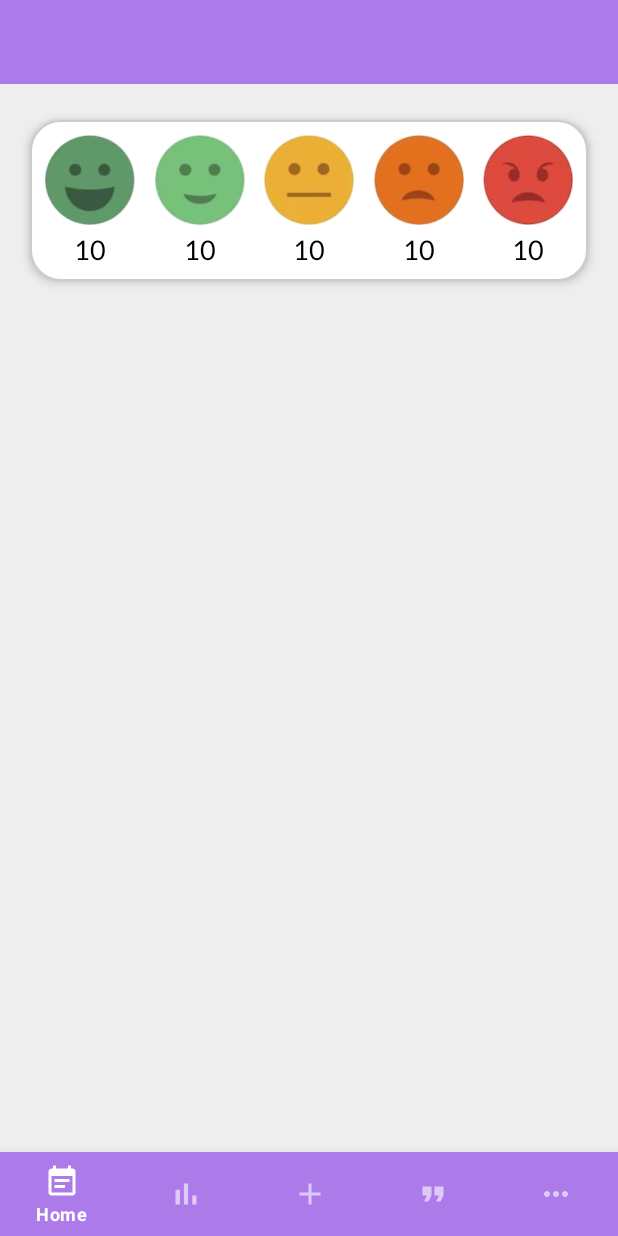
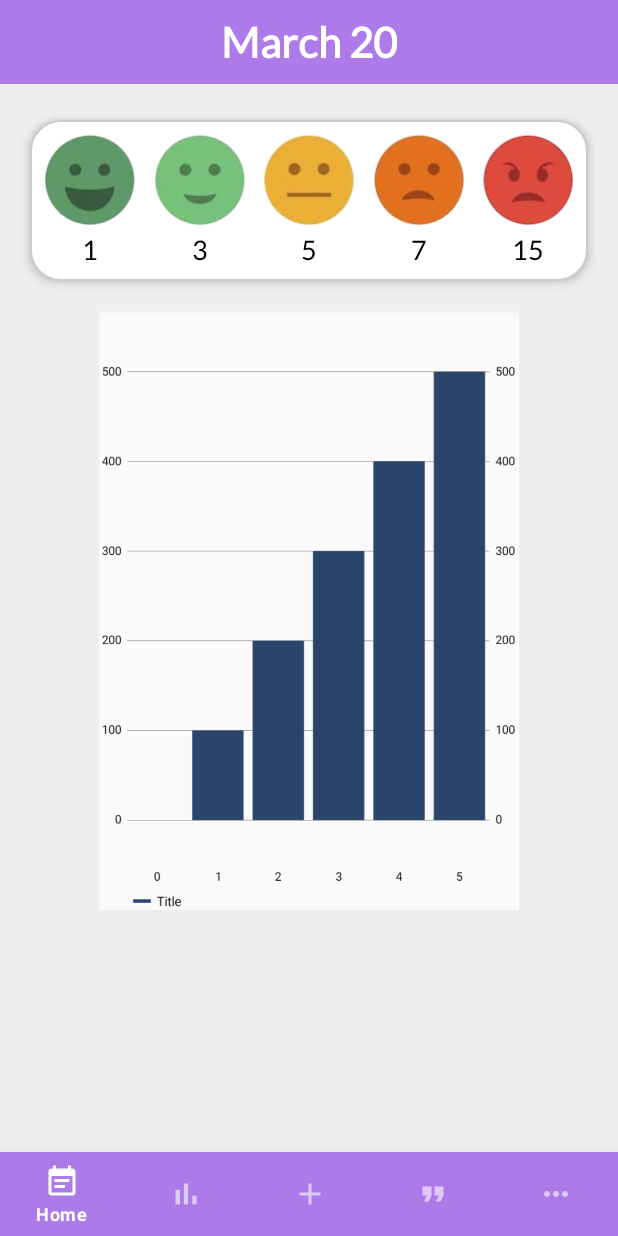
Before and after one commit to gabbycoloma/VibeSense, an Android app: the fragment Analytics placed in its activity, on a phone screen of 412 x 824 dp. Run offline under Robolectric (Android 15) with nearby library versions, the phone set to English and light mode, and no system bars.

Commit message:
Modify for mcdo3

```diff
--- a/app/src/main/java/com/s12/mobdeve/coloma/caballero/vibesense/RegisterActivity.kt
+++ b/app/src/main/java/com/s12/mobdeve/coloma/caballero/vibesense/RegisterActivity.kt
@@ -36,11 +36,11 @@ class RegisterActivity : AppCompatActivity() {
                         val goToLogin = Intent(applicationContext, LoginActivity::class.java)
                         startActivity(goToLogin)
                     }else{
-                        Toast.makeText(this, it.exception.toString(), Toast.LENGTH_SHORT)
+                        Toast.makeText(this, it.exception.toString(), Toast.LENGTH_SHORT).show()
                     }
                 }
             }else{
-                Toast.makeText(this, "Empty Fields are not allowed", Toast.LENGTH_SHORT)
+                Toast.makeText(this, "Empty Fields are not allowed", Toast.LENGTH_SHORT).show()
             }
         }
     }
--- a/app/src/main/res/layout/fragment_analytics.xml
+++ b/app/src/main/res/layout/fragment_analytics.xml
@@ -20,9 +20,24 @@
             app:layout_constraintEnd_toEndOf="parent"
             app:layout_constraintStart_toStartOf="parent"
             app:layout_constraintTop_toTopOf="parent">
+            <TextView
+                android:id="@+id/toolbar_title"
+                android:layout_width="wrap_content"
+                android:layout_height="wrap_content"
+                android:layout_gravity="center"
+                android:fontFamily="@font/lato"
+                android:text="March 20"
+                android:textColor="@color/white"
+                android:textFontWeight="800"
+                android:textSize="28sp" />
         </com.google.android.material.appbar.MaterialToolbar>
+
     </androidx.constraintlayout.widget.ConstraintLayout>
+    <androidx.constraintlayout.widget.ConstraintLayout
+        android:layout_width="match_parent"
+        android:layout_height="match_parent">
     <androidx.appcompat.widget.LinearLayoutCompat
+        android:id="@+id/emoji_layout"
         android:layout_width="match_parent"
         android:layout_height="wrap_content"
         android:layout_marginHorizontal="20dp"
@@ -30,7 +45,10 @@
         android:background="@drawable/customborder"
         android:clipToPadding="false"
         android:elevation="4dp"
-        android:padding="10dp">
+        android:padding="10dp"
+        app:layout_constraintLeft_toLeftOf="parent"
+        app:layout_constraintRight_toRightOf="parent"
+        app:layout_constraintTop_toTopOf="parent">
         <androidx.constraintlayout.widget.ConstraintLayout
             android:layout_width="match_parent"
             android:layout_height="match_parent">
@@ -50,7 +68,7 @@
                 android:fontFamily="@font/lato"
                 android:textColor="@color/black"
                 android:textSize="18sp"
-                android:text="10"
+                android:text="1"
                 app:layout_constraintTop_toBottomOf="@id/mood_emoji5"
                 app:layout_constraintStart_toStartOf="@id/mood_emoji5"
                 app:layout_constraintEnd_toEndOf="@id/mood_emoji5"/>
@@ -71,7 +89,7 @@
                 android:fontFamily="@font/lato"
                 android:textColor="@color/black"
                 android:textSize="18sp"
-                android:text="10"
+                android:text="3"
                 app:layout_constraintTop_toBottomOf="@id/mood_emoji4"
                 app:layout_constraintStart_toStartOf="@id/mood_emoji4"
                 app:layout_constraintEnd_toEndOf="@id/mood_emoji4"/>
@@ -92,7 +110,7 @@
                 android:fontFamily="@font/lato"
                 android:textColor="@color/black"
                 android:textSize="18sp"
-                android:text="10"
+                android:text="5"
                 app:layout_constraintTop_toBottomOf="@id/mood_emoji3"
                 app:layout_constraintStart_toStartOf="@id/mood_emoji3"
                 app:layout_constraintEnd_toEndOf="@id/mood_emoji3"/>
@@ -113,7 +131,7 @@
                 android:fontFamily="@font/lato"
                 android:textColor="@color/black"
                 android:textSize="18sp"
-                android:text="10"
+                android:text="7"
                 app:layout_constraintTop_toBottomOf="@id/mood_emoji2"
                 app:layout_constraintStart_toStartOf="@id/mood_emoji2"
                 app:layout_constraintEnd_toEndOf="@id/mood_emoji2"/>
@@ -133,7 +151,7 @@
                 android:fontFamily="@font/lato"
                 android:textColor="@color/black"
                 android:textSize="18sp"
-                android:text="10"
+                android:text="15"
                 app:layout_constraintTop_toBottomOf="@id/mood_emoji1"
                 app:layout_constraintStart_toStartOf="@id/mood_emoji1"
                 app:layout_constraintEnd_toEndOf="@id/mood_emoji1"/>
@@ -141,5 +159,16 @@
 
         </androidx.constraintlayout.widget.ConstraintLayout>
     </androidx.appcompat.widget.LinearLayoutCompat>
+    <ImageView
+        android:layout_width="280dp"
+        android:layout_height="wrap_content"
+        android:src="@drawable/chart"
+        android:scaleType="fitCenter"
+        android:adjustViewBounds="true"
+        android:layout_marginTop="20dp"
+        app:layout_constraintEnd_toEndOf="parent"
+        app:layout_constraintStart_toStartOf="parent"
+        app:layout_constraintTop_toBottomOf="@id/emoji_layout" />
+</androidx.constraintlayout.widget.ConstraintLayout>
 
 </FrameLayout>
--- a/app/src/main/res/layout/fragment_home.xml
+++ b/app/src/main/res/layout/fragment_home.xml
@@ -48,8 +48,10 @@
         app:layout_constraintHorizontal_bias="0.0"
         app:layout_constraintStart_toStartOf="parent"
         app:layout_constraintTop_toBottomOf="@+id/materialToolbar"
-android:layout_marginBottom="100dp"
-        tools:listitem="@layout/mood_list"></androidx.recyclerview.widget.RecyclerView>
+        android:layout_marginBottom="100dp"
+        tools:listitem="@layout/mood_list">
+
+    </androidx.recyclerview.widget.RecyclerView>
 
 </androidx.constraintlayout.widget.ConstraintLayout>`
 
--- a/app/src/main/res/layout/fragment_quotes.xml
+++ b/app/src/main/res/layout/fragment_quotes.xml
@@ -49,7 +49,7 @@
         android:layout_width="match_parent"
         android:layout_height="500dp"
         android:layout_marginHorizontal="20dp"
-        android:layout_marginTop="90dp"
+        android:layout_marginVertical="135dp"
         android:background="@drawable/customborder"
         android:clipToPadding="false"
         android:elevation="4dp"
--- a/app/src/main/res/layout/mood_list.xml
+++ b/app/src/main/res/layout/mood_list.xml
@@ -43,10 +43,10 @@
                 android:layout_width="236dp"
                 android:layout_height="32dp"
                 android:layout_marginStart="14dp"
+                android:fontFamily="@font/inter"
                 android:textColor="@color/black"
                 android:textSize="24sp"
                 android:textStyle="bold"
-                android:fontFamily="@font/lato"
                 app:layout_constraintStart_toEndOf="@id/mood_emoji"
                 app:layout_constraintTop_toTopOf="parent" />
 
@@ -54,6 +54,7 @@
                 android:id="@+id/mood_desc"
                 android:layout_width="236dp"
                 android:layout_height="43dp"
+                android:maxLines="2"
                 android:layout_marginStart="14dp"
                 android:layout_marginTop="5dp"
                 android:fontFamily="@font/lato"
```
Also changed, not shown: app/src/main/java/com/s12/mobdeve/coloma/caballero/vibesense/LoginActivity.kt (+2 -9 lines), app/src/main/res/font/inter_bold.xml (deleted, +0 -7 lines), app/src/main/res/layout/fragment_view_mood.xml (+5 -4 lines), app/src/main/res/drawable/chart.png (added).
